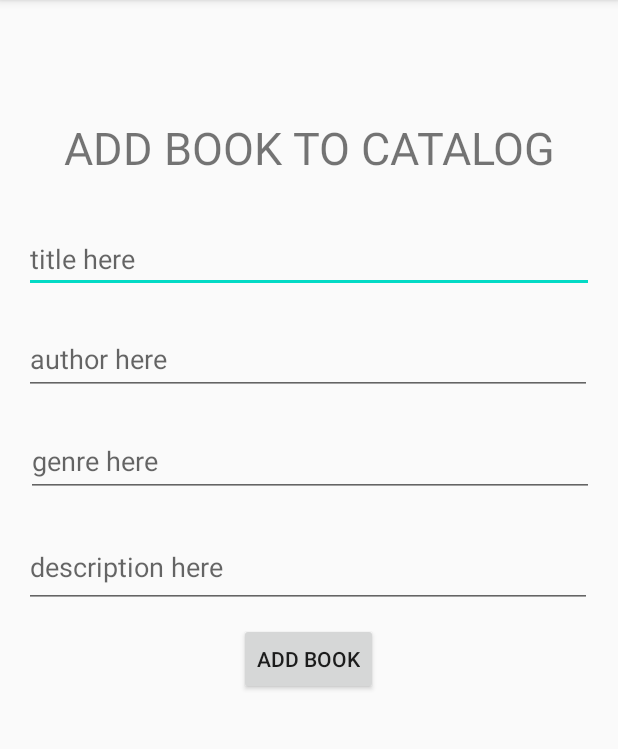
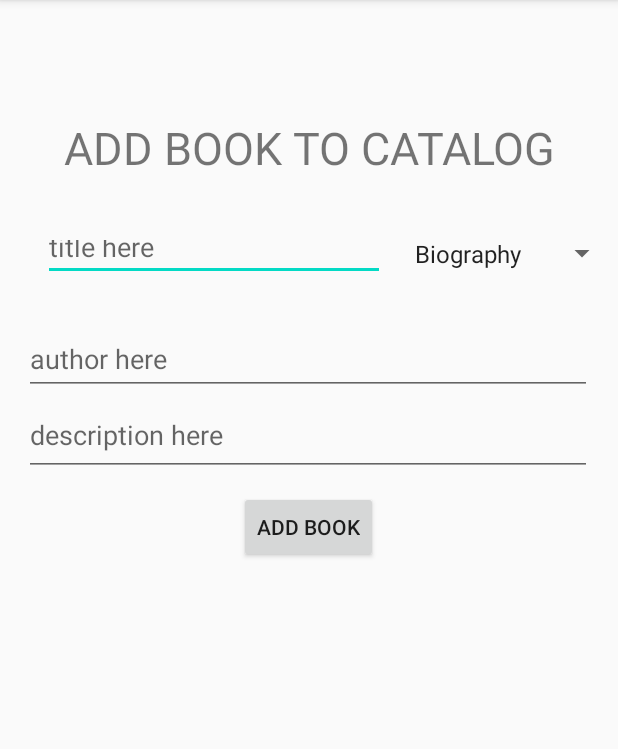
Before and after one commit to bcandee2/CatalogProject125, an Android app: the BookAddActivity screen opened directly, with no data from a screen before it, on a phone screen of 412 x 824 dp, the part 84-833 px from its top. Run offline under Robolectric (Android 15) with nearby library versions, the phone set to English and light mode, and no system bars.

Commit message:
Added genre spinner

```diff
--- a/app/src/main/java/com/example/catalogproject/BookAddActivity.java
+++ b/app/src/main/java/com/example/catalogproject/BookAddActivity.java
@@ -5,8 +5,12 @@ import androidx.appcompat.app.AppCompatActivity;
 import android.content.Intent;
 import android.os.Bundle;
 import android.util.Log;
+import android.view.View;
+import android.widget.AdapterView;
+import android.widget.ArrayAdapter;
 import android.widget.Button;
 import android.widget.EditText;
+import android.widget.Spinner;
 import android.widget.TextView;
 
 import com.example.catalogproject.Logic.Book;
@@ -17,7 +21,8 @@ import org.w3c.dom.Text;
 
 import java.util.ArrayList;
 
-public class BookAddActivity extends AppCompatActivity {
+public class BookAddActivity extends AppCompatActivity implements AdapterView.OnItemSelectedListener {
+    String genre;
     @Override
     protected void onCreate(Bundle savedInstanceState) {
         super.onCreate(savedInstanceState);
@@ -28,11 +33,22 @@ public class BookAddActivity extends AppCompatActivity {
         EditText genreEditText = findViewById(R.id.genreEditText);
         EditText descEditText = findViewById(R.id.descriptionEditText);
         Button addBookButton = findViewById(R.id.addBookButton);
+        Spinner genreSpinner = (Spinner) findViewById(R.id.genreSpinner);
+        // Create an ArrayAdapter using the string array and a default spinner layout
+        ArrayAdapter<CharSequence> adapter = ArrayAdapter.createFromResource(this,
+                R.array.genre_array, android.R.layout.simple_spinner_item);
+        // Specify the layout to use when the list of choices appears
+        adapter.setDropDownViewResource(android.R.layout.simple_spinner_dropdown_item);
+        // Apply the adapter to the spinner
+        genreSpinner.setAdapter(adapter);
+        genreSpinner.setOnItemSelectedListener(this);
+
         addBookButton.setOnClickListener(v -> {
             String title = titleEditText.getText().toString();
             String author = authorEditText.getText().toString();
-            String genre = genreEditText.getText().toString().toLowerCase();
+            String selectedGenre = genre;
             String description = descEditText.getText().toString();
+
             // Would normally send add request to Kinvey here
 
             // Instead, start new book test
@@ -56,4 +72,14 @@ public class BookAddActivity extends AppCompatActivity {
             // End new book test
         });
     }
+
+    @Override
+    public void onItemSelected(AdapterView<?> parent, View view, int position, long id) {
+        genre = parent.getItemAtPosition(position).toString();
+    }
+
+    @Override
+    public void onNothingSelected(AdapterView<?> parent) {
+        //Do nothing
+    }
 }
--- a/app/src/main/res/layout/activity_book_add.xml
+++ b/app/src/main/res/layout/activity_book_add.xml
@@ -26,18 +26,17 @@
 
     <EditText
         android:id="@+id/titleEditText"
-        android:layout_width="0dp"
-        android:layout_height="45dp"
+        android:layout_width="228dp"
+        android:layout_height="37dp"
         android:layout_marginStart="16dp"
         android:layout_marginTop="10dp"
-        android:layout_marginEnd="16dp"
         android:layout_marginBottom="10dp"
         android:ems="10"
         android:hint="@string/title_here"
         android:importantForAutofill="no"
         android:inputType="textPersonName"
         app:layout_constraintBottom_toTopOf="@+id/authorEditText"
-        app:layout_constraintEnd_toEndOf="parent"
+        app:layout_constraintEnd_toStartOf="@+id/genreSpinner"
         app:layout_constraintStart_toStartOf="parent"
         app:layout_constraintTop_toBottomOf="@+id/textView5" />
 
@@ -46,41 +45,22 @@
         android:layout_width="0dp"
         android:layout_height="48dp"
         android:layout_marginStart="16dp"
-        android:layout_marginTop="10dp"
+        android:layout_marginTop="28dp"
         android:layout_marginEnd="17dp"
-        android:layout_marginBottom="10dp"
         android:ems="10"
         android:hint="@string/author_here"
         android:importantForAutofill="no"
         android:inputType="textPersonName"
-        app:layout_constraintBottom_toTopOf="@+id/genreEditText"
         app:layout_constraintEnd_toEndOf="parent"
+        app:layout_constraintHorizontal_bias="1.0"
         app:layout_constraintStart_toStartOf="parent"
         app:layout_constraintTop_toBottomOf="@+id/titleEditText" />
-
-    <EditText
-        android:id="@+id/genreEditText"
-        android:layout_width="0dp"
-        android:layout_height="48dp"
-        android:layout_marginStart="17dp"
-        android:layout_marginTop="10dp"
-        android:layout_marginEnd="16dp"
-        android:layout_marginBottom="10dp"
-        android:ems="10"
-        android:hint="@string/genre_here"
-        android:importantForAutofill="no"
-        android:inputType="textPersonName"
-        app:layout_constraintBottom_toTopOf="@+id/descriptionEditText"
-        app:layout_constraintEnd_toEndOf="parent"
-        app:layout_constraintStart_toStartOf="parent"
-        app:layout_constraintTop_toBottomOf="@+id/authorEditText" />
 
     <EditText
         android:id="@+id/descriptionEditText"
         android:layout_width="0dp"
         android:layout_height="54dp"
         android:layout_marginStart="16dp"
-        android:layout_marginTop="10dp"
         android:layout_marginEnd="17dp"
         android:layout_marginBottom="10dp"
         android:ems="10"
@@ -91,7 +71,8 @@
         app:layout_constraintEnd_toEndOf="parent"
         app:layout_constraintHorizontal_bias="1.0"
         app:layout_constraintStart_toStartOf="parent"
-        app:layout_constraintTop_toBottomOf="@+id/genreEditText" />
+        app:layout_constraintTop_toBottomOf="@+id/authorEditText"
+        app:layout_constraintVertical_bias="1.0" />
 
     <Button
         android:id="@+id/addBookButton"
@@ -102,7 +83,16 @@
         android:layout_marginEnd="160dp"
         android:text="@string/add_book"
         app:layout_constraintEnd_toEndOf="parent"
+        app:layout_constraintHorizontal_bias="0.0"
         app:layout_constraintStart_toStartOf="parent"
         app:layout_constraintTop_toBottomOf="@+id/descriptionEditText" />
 
+    <Spinner
+        android:id="@+id/genreSpinner"
+        android:layout_width="143dp"
+        android:layout_height="34dp"
+        android:layout_marginTop="28dp"
+        app:layout_constraintEnd_toEndOf="parent"
+        app:layout_constraintTop_toBottomOf="@+id/textView5" />
+
 </androidx.constraintlayout.widget.ConstraintLayout>
--- a/app/src/main/res/values/strings.xml
+++ b/app/src/main/res/values/strings.xml
@@ -17,4 +17,11 @@
     <string name="add_book_to_catalog">ADD BOOK TO CATALOG</string>
     <string name="description_here">description here</string>
     <string name="your_list">Your List</string>
+    <string-array name="genre_array">
+        <item>Biography</item>
+        <item>Fantasy</item>
+        <item>Horror</item>
+        <item>Mystery</item>
+        <item>Unknown</item>
+    </string-array>
 </resources>
```
